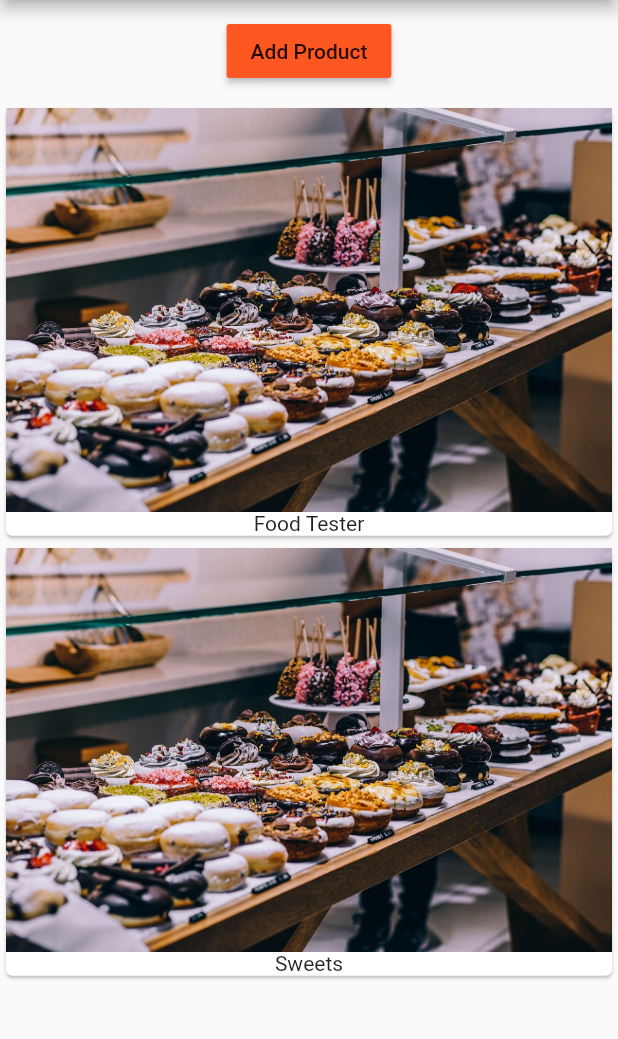
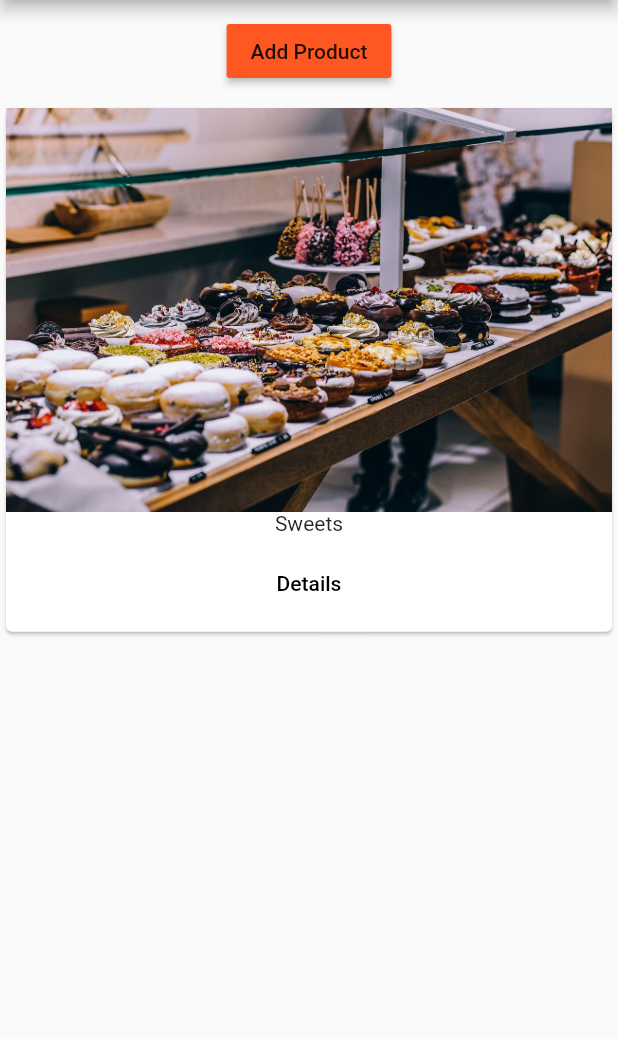
Before and after one commit to Kucki99/flutter_course, a Flutter app: the screen it shows after launch, after a tap on "Add Product", on a phone screen of 412 x 824 dp, the part 84-1123 px from its top. Run offline on Flutter 3.47's test engine with Material 2 defaults, Android fonts, the phone set to English and light mode, and no system bars.

Commit message:
26.08.2018

```diff
--- a/first_app/lib/main.dart
+++ b/first_app/lib/main.dart
@@ -1,23 +1,26 @@
 import 'package:flutter/material.dart';
-import './product_manager.dart';
 
-void main() => runApp(MyApp());
+import 'pages/home.dart';
 
+void main() {
+  /*
+  debugPaintSizeEnabled = true;
+  debugPaintBaselinesEnabled = true;
+  debugPaintPointersEnabled = true;
+  */
+  runApp(MyApp());
+}
 class MyApp extends StatelessWidget {
   @override
   Widget build(BuildContext context) {
     return MaterialApp(
+      // debugShowMaterialGrid: true,
       theme: ThemeData(
         brightness: Brightness.light,
         primarySwatch: Colors.deepOrange,
         accentColor: Colors.deepPurple
       ),
-      home: Scaffold(
-        appBar: AppBar(
-          title: Text('EasyList'),
-        ),
-        body: ProductManager(startingProduct: 'Food Tester',),
-      ),
+      home: HomePage(),
     );
   }
 }
--- /dev/null
+++ b/first_app/lib/pages/home.dart
@@ -0,0 +1,15 @@
+import 'package:flutter/material.dart';
+
+import 'package:first_app/product_manager.dart';
+
+class HomePage extends StatelessWidget {
+  @override
+  Widget build(BuildContext context) {
+    return Scaffold(
+      appBar: AppBar(
+        title: Text('EasyList'),
+      ),
+      body: ProductManager(),
+    );
+  }
+}
--- /dev/null
+++ b/first_app/lib/pages/product.dart
@@ -0,0 +1,19 @@
+import 'package:flutter/material.dart';
+
+class ProductPage extends StatelessWidget {
+  @override
+  Widget build(BuildContext context) {
+    return Scaffold(
+      appBar: AppBar(
+        title: Text('Product Detail'),
+      ),
+      body: Column(children: <Widget>[
+        Text('Product Page'),
+        RaisedButton(
+          child: Text('BACK'),
+          onPressed: () => Navigator.pop(context),
+        ),
+      ]),
+    );
+  }
+}
--- a/first_app/lib/product_control.dart
+++ b/first_app/lib/product_control.dart
@@ -1,6 +1,6 @@
 import 'package:flutter/material.dart';
 
-/**
+/*
  * Stateless widgets only take data as input (optional!) and render a new widget tree
  */
 class ProductControl extends StatelessWidget {
--- a/first_app/lib/product_manager.dart
+++ b/first_app/lib/product_manager.dart
@@ -2,15 +2,15 @@ import 'package:flutter/material.dart';
 import './products.dart';
 import './product_control.dart';
 
-/**
- * connecting widget for product_control and products
+/*
+ * connects widget for product_control and products
  * Stateful widgets works with both external data and internal data which can change (state)
  */
 class ProductManager extends StatefulWidget {
   final String startingProduct;
 
   //default value for startingProduct
-  ProductManager({this.startingProduct = 'Sweets Tester'});
+  ProductManager({this.startingProduct});
 
   @override
   State<StatefulWidget> createState() {
@@ -25,7 +25,9 @@ class _ProductManagerState extends State<ProductManager> {
   @override
   void initState() {
     print('[ProductManager State] initState');
-    _products.add(widget.startingProduct);
+    if (widget.startingProduct != null) {
+      _products.add(widget.startingProduct);
+    }
     //call super.initState() at the end!
     super.initState();
   }
@@ -51,7 +53,8 @@ class _ProductManagerState extends State<ProductManager> {
           margin: EdgeInsets.all(10.0),
           child: ProductControl(_addProduct),
         ),
-        Products(_products)
+        Expanded(
+          child: Products(_products)),
       ],
     );
   }
--- a/first_app/lib/products.dart
+++ b/first_app/lib/products.dart
@@ -1,4 +1,6 @@
 import 'package:flutter/material.dart';
+
+import 'pages/product.dart';
 
 class Products extends StatelessWidget {
   //products is unchangeable (is only set from the outside)
@@ -7,22 +9,48 @@ class Products extends StatelessWidget {
   //default list that can not be changed
   Products([this.products = const []]);
 
+  //Outsource widget creation into methods!
+  //listview method for generating one list item
+  Widget _buildProductItem(BuildContext context, int index) {
+    return Card(
+      child: Column(
+        children: <Widget>[
+          Image.asset('assets/food.jpg'),
+          Text(products[index]),
+          ButtonBar(
+            alignment: MainAxisAlignment.center,
+            children: <Widget>[
+              FlatButton(
+                child: Text('Details'),
+                onPressed: () => Navigator.push(
+                      context,
+                      MaterialPageRoute(
+                        builder: (BuildContext context) => ProductPage(),
+                      ),
+                    ),
+              )
+            ],
+          )
+        ],
+      ),
+    );
+  }
+
+  //Outsource widget creation into methods!
+  Widget _buildProductList() {
+    Widget productCard;
+    if (products.length > 0) {
+      productCard = ListView.builder(
+          itemBuilder: _buildProductItem, itemCount: products.length);
+    } else {
+      productCard = Container();
+    }
+    return productCard;
+  }
+
   @override
   Widget build(BuildContext context) {
     print('[Products] build');
-    return Column(
-      children: products
-          .map(
-            (element) => Card(
-                  child: Column(
-                    children: <Widget>[
-                      Image.asset('assets/food.jpg'),
-                      Text(element)
-                    ],
-                  ),
-                ),
-          )
-          .toList(),
-    );
+    return _buildProductList();
   }
 }
```
